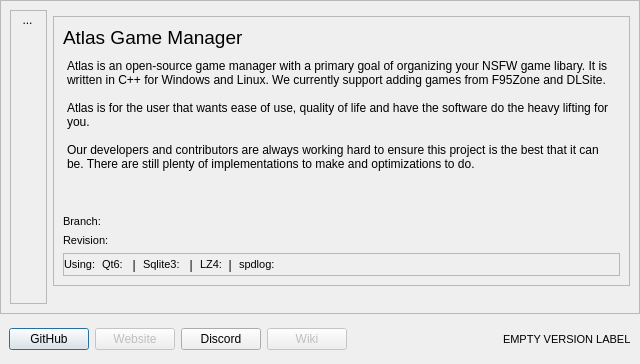
Before: the Qt Designer form atlas/ui/dialog/AboutAtlas.ui in KJNeko/Atlas, drawn with Qt 5.
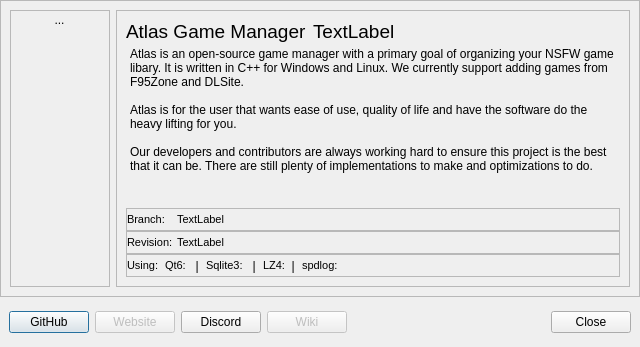
After: the same form once the commit is applied. Icons and pictures are not drawn.

Commit message: Blur fix, removed update check, fixed remote version status

What changed in the file:
```diff
--- a/atlas/ui/dialog/AboutAtlas.ui
+++ b/atlas/ui/dialog/AboutAtlas.ui
@@ -7,7 +7,7 @@
     <x>0</x>
     <y>0</y>
     <width>640</width>
-    <height>364</height>
+    <height>347</height>
    </rect>
   </property>
   <property name="windowTitle">
@@ -86,14 +86,9 @@
        </spacer>
       </item>
       <item>
-       <widget class="QLabel" name="versionLabel">
-        <property name="font">
-         <font>
-          <pointsize>8</pointsize>
-         </font>
-        </property>
+       <widget class="QPushButton" name="btnClose">
         <property name="text">
-         <string>EMPTY VERSION LABEL</string>
+         <string>Close</string>
         </property>
        </widget>
       </item>
@@ -115,6 +110,81 @@
       <enum>QFrame::Raised</enum>
      </property>
      <layout class="QGridLayout" name="gridLayout_2">
+      <property name="verticalSpacing">
+       <number>0</number>
+      </property>
+      <item row="0" column="1" rowspan="5">
+       <widget class="QFrame" name="frame_3">
+        <property name="minimumSize">
+         <size>
+          <width>37</width>
+          <height>0</height>
+         </size>
+        </property>
+        <property name="maximumSize">
+         <size>
+          <width>100</width>
+          <height>16777215</height>
+         </size>
+        </property>
+        <property name="frameShape">
+         <enum>QFrame::StyledPanel</enum>
+        </property>
+        <property name="frameShadow">
+         <enum>QFrame::Raised</enum>
+        </property>
+        <layout class="QGridLayout" name="gridLayout_3">
+         <property name="leftMargin">
+          <number>0</number>
+         </property>
+         <property name="topMargin">
+          <number>0</number>
+         </property>
+         <property name="rightMargin">
+          <number>0</number>
+         </property>
+         <property name="bottomMargin">
+          <number>0</number>
+         </property>
+         <property name="spacing">
+          <number>0</number>
+         </property>
+         <item row="2" column="1">
+          <spacer name="verticalSpacer">
+           <property name="orientation">
+            <enum>Qt::Vertical</enum>
+           </property>
+           <property name="sizeHint" stdset="0">
+            <size>
+             <width>20</width>
+             <height>186</height>
+            </size>
+           </property>
+          </spacer>
+         </item>
+         <item row="0" column="1" rowspan="2">
+          <widget class="QToolButton" name="toolButton">
+           <property name="styleSheet">
+            <string notr="true">background-color:none; border:none;</string>
+           </property>
+           <property name="text">
+            <string>...</string>
+           </property>
+           <property name="icon">
+            <iconset resource="../../resources.qrc">
+             <normaloff>:/images/assets/Atlas_logo_v2.svg</normaloff>:/images/assets/Atlas_logo_v2.svg</iconset>
+           </property>
+           <property name="iconSize">
+            <size>
+             <width>100</width>
+             <height>100</height>
+            </size>
+           </property>
+          </widget>
+         </item>
+        </layout>
+       </widget>
+      </item>
       <item row="1" column="2">
        <widget class="QFrame" name="frame">
         <property name="minimumSize">
@@ -130,44 +200,10 @@
          <enum>QFrame::Raised</enum>
         </property>
         <layout class="QGridLayout" name="gridLayout_4">
-         <item row="2" column="0">
-          <widget class="QLabel" name="label_2">
-           <property name="font">
-            <font>
-             <pointsize>8</pointsize>
-            </font>
-           </property>
-           <property name="text">
-            <string>Branch:</string>
-           </property>
-          </widget>
-         </item>
-         <item row="3" column="0">
-          <widget class="QLabel" name="label_3">
-           <property name="font">
-            <font>
-             <pointsize>8</pointsize>
-            </font>
-           </property>
-           <property name="text">
-            <string>Revision:</string>
-           </property>
-          </widget>
-         </item>
-         <item row="0" column="0">
-          <widget class="QLabel" name="label">
-           <property name="font">
-            <font>
-             <pointsize>14</pointsize>
-             <bold>false</bold>
-            </font>
-           </property>
-           <property name="text">
-            <string>Atlas Game Manager</string>
-           </property>
-          </widget>
-         </item>
-         <item row="1" column="0">
+         <property name="verticalSpacing">
+          <number>0</number>
+         </property>
+         <item row="1" column="0" colspan="5">
           <widget class="QTextEdit" name="textEdit">
            <property name="styleSheet">
             <string notr="true">border:none;
@@ -198,7 +234,7 @@
            </property>
           </widget>
          </item>
-         <item row="4" column="0">
+         <item row="4" column="0" colspan="5">
           <widget class="QFrame" name="frame_4">
            <property name="minimumSize">
             <size>
@@ -325,69 +361,160 @@
            </layout>
           </widget>
          </item>
-        </layout>
-       </widget>
-      </item>
-      <item row="0" column="1" rowspan="5">
-       <widget class="QFrame" name="frame_3">
-        <property name="minimumSize">
-         <size>
-          <width>37</width>
-          <height>0</height>
-         </size>
-        </property>
-        <property name="frameShape">
-         <enum>QFrame::StyledPanel</enum>
-        </property>
-        <property name="frameShadow">
-         <enum>QFrame::Raised</enum>
-        </property>
-        <layout class="QGridLayout" name="gridLayout_3">
-         <property name="leftMargin">
-          <number>0</number>
-         </property>
-         <property name="topMargin">
-          <number>0</number>
-         </property>
-         <property name="rightMargin">
-          <number>0</number>
-         </property>
-         <property name="bottomMargin">
-          <number>0</number>
-         </property>
-         <property name="spacing">
-          <number>0</number>
-         </property>
-         <item row="2" column="1">
-          <spacer name="verticalSpacer">
-           <property name="orientation">
-            <enum>Qt::Vertical</enum>
-           </property>
-           <property name="sizeHint" stdset="0">
+         <item row="3" column="0" colspan="5">
+          <widget class="QFrame" name="frame_5">
+           <property name="minimumSize">
             <size>
-             <width>20</width>
-             <height>186</height>
+             <width>0</width>
+             <height>23</height>
             </size>
            </property>
-          </spacer>
+           <property name="frameShape">
+            <enum>QFrame::StyledPanel</enum>
+           </property>
+           <property name="frameShadow">
+            <enum>QFrame::Raised</enum>
+           </property>
+           <layout class="QGridLayout" name="gridLayout_5">
+            <property name="leftMargin">
+             <number>0</number>
+            </property>
+            <property name="topMargin">
+             <number>0</number>
+            </property>
+            <property name="rightMargin">
+             <number>0</number>
+            </property>
+            <property name="bottomMargin">
+             <number>0</number>
+            </property>
+            <property name="spacing">
+             <number>0</number>
+            </property>
+            <item row="0" column="0">
+             <widget class="QLabel" name="label_3">
+              <property name="sizePolicy">
+               <sizepolicy hsizetype="MinimumExpanding" vsizetype="MinimumExpanding">
+                <horstretch>0</horstretch>
+                <verstretch>0</verstretch>
+               </sizepolicy>
+              </property>
+              <property name="maximumSize">
+               <size>
+                <width>50</width>
+                <height>16777215</height>
+               </size>
+              </property>
+              <property name="font">
+               <font>
+                <pointsize>8</pointsize>
+               </font>
+              </property>
+              <property name="text">
+               <string>Revision:</string>
+              </property>
+             </widget>
+            </item>
+            <item row="0" column="1">
+             <widget class="QLabel" name="lblGitRev">
+              <property name="font">
+               <font>
+                <pointsize>8</pointsize>
+               </font>
+              </property>
+              <property name="text">
+               <string>TextLabel</string>
+              </property>
+             </widget>
+            </item>
+           </layout>
+          </widget>
          </item>
-         <item row="0" column="1" rowspan="2">
-          <widget class="QToolButton" name="toolButton">
-           <property name="styleSheet">
-            <string notr="true">background-color:none; border:none;</string>
+         <item row="0" column="0">
+          <widget class="QLabel" name="label">
+           <property name="font">
+            <font>
+             <pointsize>14</pointsize>
+             <bold>false</bold>
+            </font>
            </property>
            <property name="text">
-            <string>...</string>
+            <string>Atlas Game Manager</string>
            </property>
-           <property name="icon">
-            <iconset resource="../../resources.qrc">
-             <normaloff>:/images/assets/Atlas_logo_v2.svg</normaloff>:/images/assets/Atlas_logo_v2.svg</iconset>
-           </property>
-           <property name="iconSize">
+          </widget>
+         </item>
+         <item row="2" column="0" colspan="5">
+          <widget class="QFrame" name="frame_6">
+           <property name="minimumSize">
             <size>
-             <width>100</width>
-             <height>100</height>
+             <width>0</width>
+             <height>23</height>
             </size>
+           </property>
+           <property name="frameShape">
+            <enum>QFrame::StyledPanel</enum>
+           </property>
+           <property name="frameShadow">
+            <enum>QFrame::Raised</enum>
+           </property>
+           <layout class="QGridLayout" name="gridLayout_6">
+            <property name="leftMargin">
+             <number>0</number>
+            </property>
+            <property name="topMargin">
+             <number>0</number>
+            </property>
+            <property name="rightMargin">
+             <number>0</number>
+            </property>
+            <property name="bottomMargin">
+             <number>0</number>
+            </property>
+            <property name="spacing">
+             <number>0</number>
+            </property>
+            <item row="0" column="0">
+             <widget class="QLabel" name="label_2">
+              <property name="maximumSize">
+               <size>
+                <width>50</width>
+                <height>16777215</height>
+               </size>
+              </property>
+              <property name="font">
+               <font>
+                <pointsize>8</pointsize>
+               </font>
+              </property>
+              <property name="text">
+               <string>Branch:</string>
+              </property>
+             </widget>
+            </item>
+            <item row="0" column="1">
+             <widget class="QLabel" name="lblGitBranch">
+              <property name="font">
+               <font>
+                <pointsize>8</pointsize>
+               </font>
+              </property>
+              <property name="text">
+               <string>TextLabel</string>
+              </property>
+             </widget>
+            </item>
+           </layout>
+          </widget>
+         </item>
+         <item row="0" column="1">
+          <widget class="QLabel" name="lblGitVersion">
+           <property name="font">
+            <font>
+             <pointsize>14</pointsize>
+            </font>
+           </property>
+           <property name="text">
+            <string>TextLabel</string>
            </property>
           </widget>
          </item>
```
The commit also changes 8 other files.
